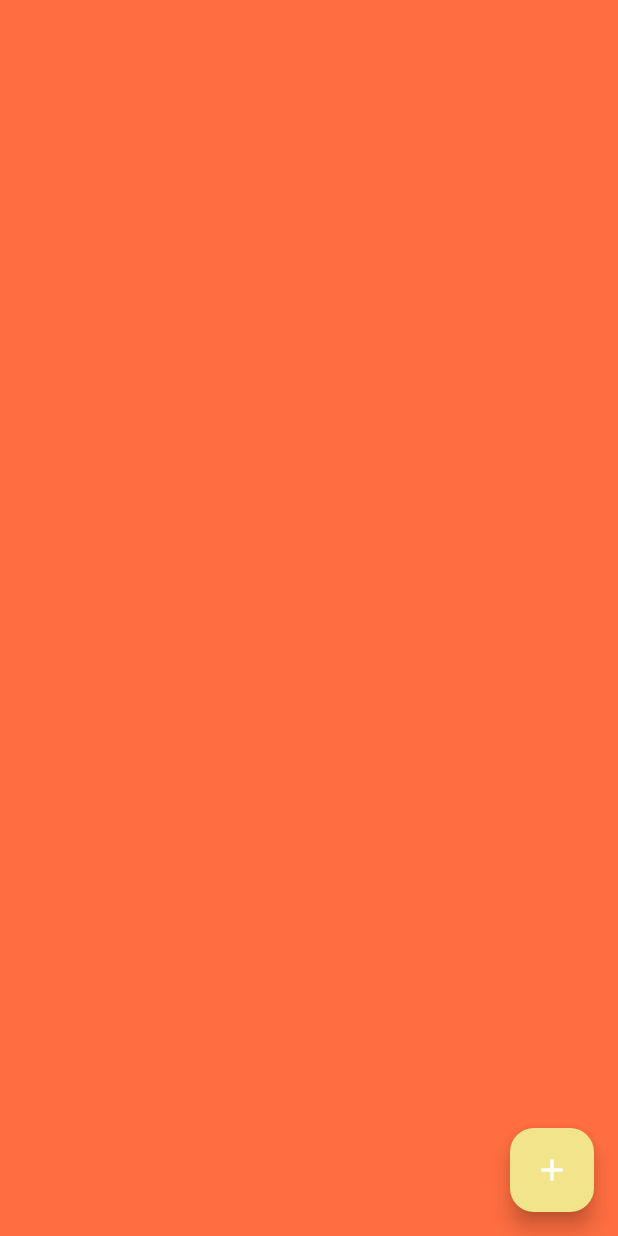
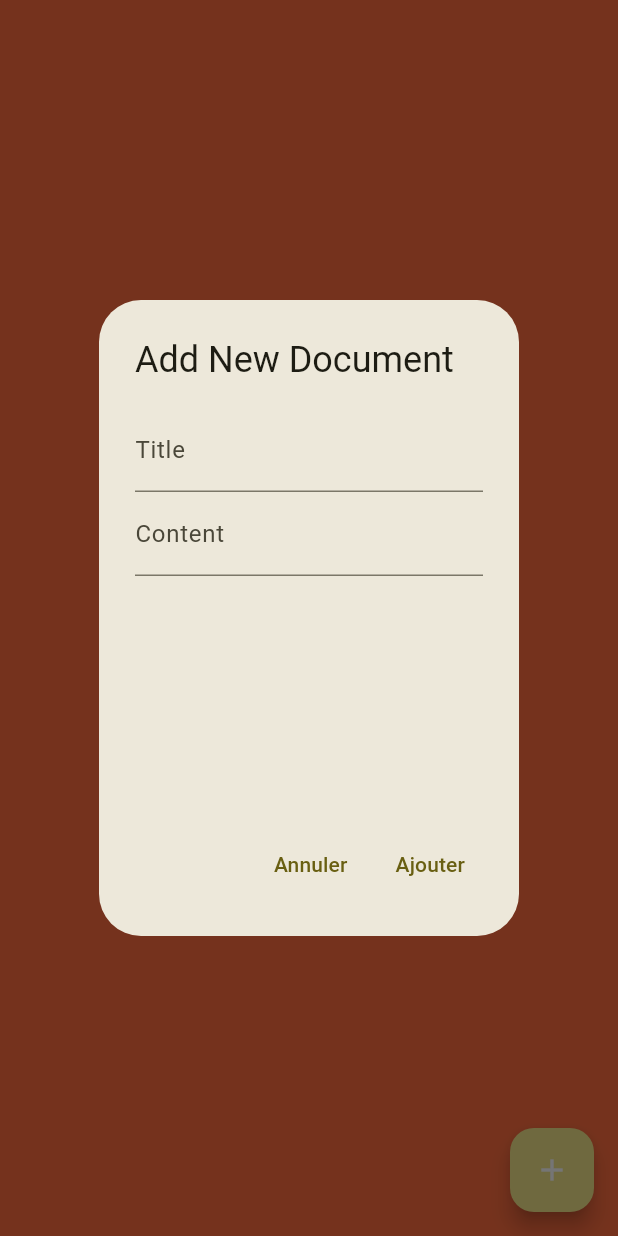
Before and after one commit to crysy-rThomas/ttsp_front, a Flutter app: the Documents screen opened directly, after a tap on the "add" icon, on a phone screen of 412 x 824 dp. Run offline on Flutter 3.47's test engine with Material 3 defaults, Android fonts, the light colour scheme and no system bars; our stand-ins replace curved_navigation_bar, dio, flutter_secure_storage; accounts and stored records are empty; network calls fail.

Commit message:
document creat + get

```diff
--- a/ttsp_app/lib/pages/documentPages/document.dart
+++ b/ttsp_app/lib/pages/documentPages/document.dart
@@ -1,5 +1,4 @@
 import 'package:flutter/material.dart';
-
 import '../../models/document.dart';
 import '../../services/document_service.dart';
 
@@ -13,6 +12,7 @@ class Documents extends StatefulWidget {
 class _DocumentState extends State<Documents> {
   final DocumentService _documentService = DocumentService();
   List<Document> documents = [];
+  Map<String, String> documentContents = {};
 
   @override
   void initState() {
@@ -27,11 +27,68 @@ class _DocumentState extends State<Documents> {
     });
   }
 
-  void _addNewDocument() {
-    // For simplicity, adding a new document with a timestamp
+  void _addNewDocument(String title, String content) {
+    setState(() async {
+      Document newDocument = await _documentService.addDocument(title, content);
+      documents.add(newDocument);
+    });
+  }
+
+  Future<void> _loadDocumentContent(String id) async {
+    String content = await _documentService.getDocumentContent(id);
     setState(() {
-      // documents.add();
+      documentContents[id] = content;
     });
+  }
+
+  void _showAddDocumentDialog() {
+    String title = '';
+    String content = '';
+    showDialog(
+      context: context,
+      builder: (BuildContext context) {
+        return AlertDialog(
+          title: const Text('Add New Document'),
+          content: Column(
+            mainAxisSize: MainAxisSize.min,
+            children: [
+              TextField(
+                decoration: const InputDecoration(labelText: 'Title'),
+                onChanged: (value) {
+                  title = value;
+                },
+              ),
+              SizedBox(
+                height: 200, // Adjust the height as needed
+                width: double.infinity, // Makes the TextField take the full width of its parent
+                child: TextField(
+                  maxLines: null, // Makes the TextField expandable or you can set a specific number
+                  decoration: const InputDecoration(labelText: 'Content'),
+                  onChanged: (value) {
+                    content = value;
+                  },
+                ),
+              ),
+            ],
+          ),
+          actions: [
+            TextButton(
+              child: const Text('Annuler'),
+              onPressed: () {
+                Navigator.of(context).pop();
+              },
+            ),
+            TextButton(
+              child: const Text('Ajouter'),
+              onPressed: () {
+                _addNewDocument(title, content);
+                Navigator.of(context).pop();
+              },
+            ),
+          ],
+        );
+      },
+    );
   }
 
   @override
@@ -42,22 +99,33 @@ class _DocumentState extends State<Documents> {
         child: ListView.builder(
           itemCount: documents.length,
           itemBuilder: (context, index) {
+            var document = documents[index];
             return Container(
-              margin:
-                  const EdgeInsets.symmetric(vertical: 5.0, horizontal: 10.0),
+              margin: const EdgeInsets.symmetric(vertical: 5.0, horizontal: 10.0),
               padding: const EdgeInsets.all(10.0),
               decoration: BoxDecoration(
                 color: Colors.white,
                 borderRadius: BorderRadius.circular(10.0),
               ),
               child: ExpansionTile(
-                title: Text(documents[index]
-                    .title), // Assuming documents[index] has a title property
+                title: Text(document.title),
                 children: <Widget>[
                   Padding(
                     padding: const EdgeInsets.all(16.0),
-                    child: Text(documents[index]
-                        .content), // Assuming documents[index] has a content property
+                    child: documentContents.containsKey(document.id)
+                        ? Text(documentContents[document.id]!)
+                        : FutureBuilder(
+                            future: _loadDocumentContent(document.id),
+                            builder: (context, snapshot) {
+                              if (snapshot.connectionState == ConnectionState.waiting) {
+                                return const CircularProgressIndicator();
+                              } else if (snapshot.hasError) {
+                                return Text('Error: ${snapshot.error}');
+                              } else {
+                                return Text(documentContents[document.id] ?? 'No content');
+                              }
+                            },
+                          ),
                   ),
                 ],
               ),
@@ -66,9 +134,9 @@ class _DocumentState extends State<Documents> {
         ),
       ),
       floatingActionButton: FloatingActionButton(
-        onPressed: _addNewDocument,
+        onPressed: _showAddDocumentDialog,
         tooltip: 'Add Document',
-        child: Icon(Icons.add, color: Colors.white),
+        child: const Icon(Icons.add, color: Colors.white),
       ),
     );
   }
--- a/ttsp_app/lib/services/document_service.dart
+++ b/ttsp_app/lib/services/document_service.dart
@@ -32,4 +32,62 @@ class DocumentService {
     }
     throw Exception('Failed to get documents');
   }
+
+  Future<String> getDocumentContent(String id) async {
+    const FlutterSecureStorage storage = FlutterSecureStorage();
+    final String? token = await storage.read(key: 'access_token');
+
+    try {
+      var response = await Dio().get(
+        'http://127.0.0.1:8000/v0/document/$id/content',
+        options: Options(
+          headers: {
+            "Authorization": "Bearer $token",
+          },
+        ),
+      );
+      if (response.statusCode == 200) {
+        return response.data;
       }
+    } catch (e) {
+      print(e);
+    }
+    throw Exception('Failed to get document content');
+  }
+
+  Future<Document> addDocument(String title, String content) async {
+    const FlutterSecureStorage storage = FlutterSecureStorage();
+    final String? token = await storage.read(key: 'access_token');
+
+    try {
+      var response = await Dio().post(
+        'http://127.0.0.1:8000/v0/document/manual',
+        data: {
+          'name': title,
+          'content': content,
+        },
+        options: Options(
+          headers: {
+            "Authorization": "Bearer $token",
+          },
+        ),
+      );
+      if (response.statusCode == 200) {
+        return Document(
+          id: response.data['id'],
+          title: response.data['name'],
+          content: response.data['content'],
+        );
+      } else {
+        // Handle non-200 responses
+        print('Server responded with status code: ${response.statusCode}');
+        print('Response data: ${response.data}');
+        throw Exception('Failed to add document');
+      }
+    } catch (e) {
+      // Catch and print any errors for debugging
+      print('Error adding document: $e');
+      rethrow; // Rethrow the error to be handled by the caller
+    }
+  }
+}
```
Lines whose indentation alone changed are shown as unchanged.
